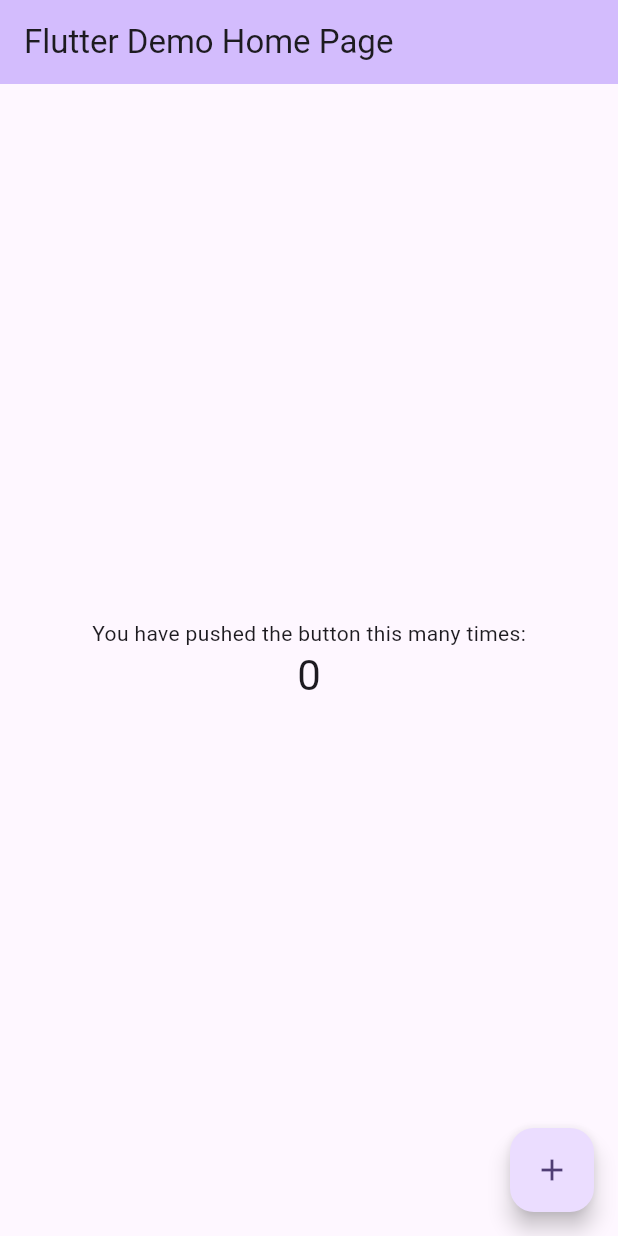
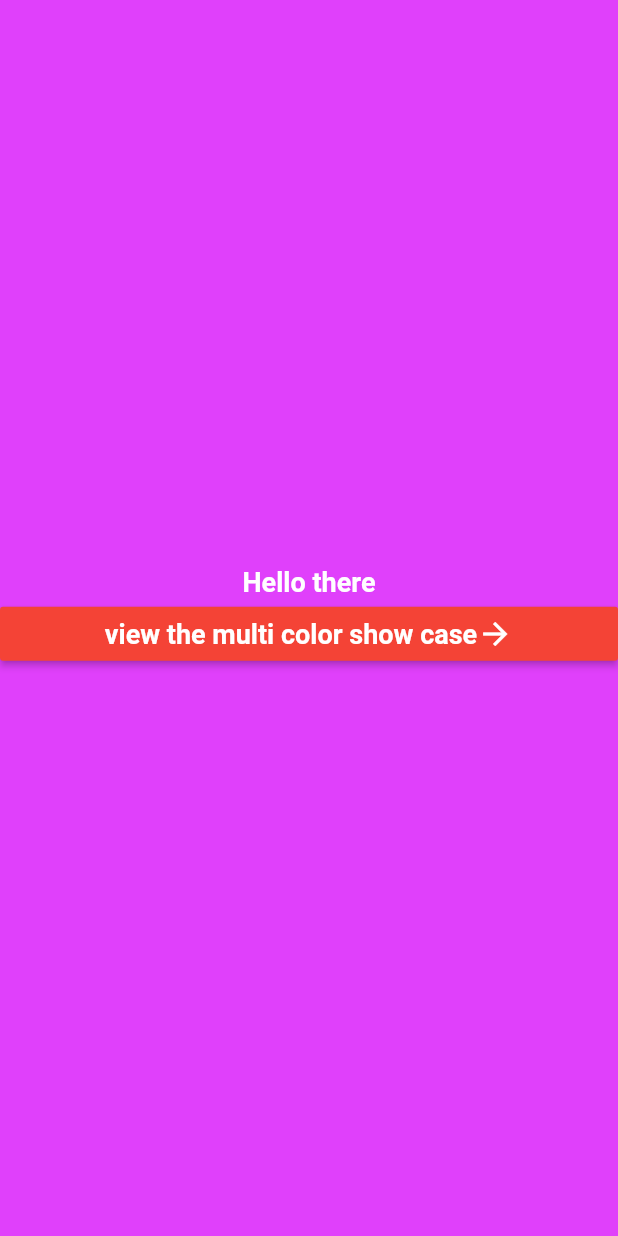
Before and after one commit to iamthejahid/random_color_generator, a Flutter app: the screen it shows after launch, on a phone screen of 412 x 824 dp. Run offline on Flutter 3.47's test engine with Material 2 defaults, Android fonts, the phone set to English and light mode, and no system bars; our stand-ins replace hooks_riverpod.

Commit message:
fix : this fix #1

```diff
--- /dev/null
+++ b/lib/application/app.dart
@@ -0,0 +1,15 @@
+import 'package:flutter/material.dart';
+import 'package:random_color_generator/presentation/color_page/color_show_case_page.dart';
+
+/// The root widget of the application.
+class App extends StatelessWidget {
+  /// Creates a new instance of the [App] widget.
+  const App();
+
+  @override
+  Widget build(BuildContext context) {
+    return MaterialApp(
+      home: ColorShowCasePage(),
+    );
+  }
+}
--- a/lib/main.dart
+++ b/lib/main.dart
@@ -1,125 +1,7 @@
 import 'package:flutter/material.dart';
+import 'package:hooks_riverpod/hooks_riverpod.dart';
+import 'package:random_color_generator/application/app.dart';
 
 void main() {
-  runApp(const MyApp());
+  runApp(const ProviderScope(child: App()));
 }
-
-class MyApp extends StatelessWidget {
-  const MyApp({super.key});
-
-  // This widget is the root of your application.
-  @override
-  Widget build(BuildContext context) {
-    return MaterialApp(
-      title: 'Flutter Demo',
-      theme: ThemeData(
-        // This is the theme of your application.
-        //
-        // TRY THIS: Try running your application with "flutter run". You'll see
-        // the application has a blue toolbar. Then, without quitting the app,
-        // try changing the seedColor in the colorScheme below to Colors.green
-        // and then invoke "hot reload" (save your changes or press the "hot
-        // reload" button in a Flutter-supported IDE, or press "r" if you used
-        // the command line to start the app).
-        //
-        // Notice that the counter didn't reset back to zero; the application
-        // state is not lost during the reload. To reset the state, use hot
-        // restart instead.
-        //
-        // This works for code too, not just values: Most code changes can be
-        // tested with just a hot reload.
-        colorScheme: ColorScheme.fromSeed(seedColor: Colors.deepPurple),
-        useMaterial3: true,
-      ),
-      home: const MyHomePage(title: 'Flutter Demo Home Page'),
-    );
-  }
-}
-
-class MyHomePage extends StatefulWidget {
-  const MyHomePage({super.key, required this.title});
-
-  // This widget is the home page of your application. It is stateful, meaning
-  // that it has a State object (defined below) that contains fields that affect
-  // how it looks.
-
-  // This class is the configuration for the state. It holds the values (in this
-  // case the title) provided by the parent (in this case the App widget) and
-  // used by the build method of the State. Fields in a Widget subclass are
-  // always marked "final".
-
-  final String title;
-
-  @override
-  State<MyHomePage> createState() => _MyHomePageState();
-}
-
-class _MyHomePageState extends State<MyHomePage> {
-  int _counter = 0;
-
-  void _incrementCounter() {
-    setState(() {
-      // This call to setState tells the Flutter framework that something has
-      // changed in this State, which causes it to rerun the build method below
-      // so that the display can reflect the updated values. If we changed
-      // _counter without calling setState(), then the build method would not be
-      // called again, and so nothing would appear to happen.
-      _counter++;
-    });
-  }
-
-  @override
-  Widget build(BuildContext context) {
-    // This method is rerun every time setState is called, for instance as done
-    // by the _incrementCounter method above.
-    //
-    // The Flutter framework has been optimized to make rerunning build methods
-    // fast, so that you can just rebuild anything that needs updating rather
-    // than having to individually change instances of widgets.
-    return Scaffold(
-      appBar: AppBar(
-        // TRY THIS: Try changing the color here to a specific color (to
-        // Colors.amber, perhaps?) and trigger a hot reload to see the AppBar
-        // change color while the other colors stay the same.
-        backgroundColor: Theme.of(context).colorScheme.inversePrimary,
-        // Here we take the value from the MyHomePage object that was created by
-        // the App.build method, and use it to set our appbar title.
-        title: Text(widget.title),
-      ),
-      body: Center(
-        // Center is a layout widget. It takes a single child and positions it
-        // in the middle of the parent.
-        child: Column(
-          // Column is also a layout widget. It takes a list of children and
-          // arranges them vertically. By default, it sizes itself to fit its
-          // children horizontally, and tries to be as tall as its parent.
-          //
-          // Column has various properties to control how it sizes itself and
-          // how it positions its children. Here we use mainAxisAlignment to
-          // center the children vertically; the main axis here is the vertical
-          // axis because Columns are vertical (the cross axis would be
-          // horizontal).
-          //
-          // TRY THIS: Invoke "debug painting" (choose the "Toggle Debug Paint"
-          // action in the IDE, or press "p" in the console), to see the
-          // wireframe for each widget.
-          mainAxisAlignment: MainAxisAlignment.center,
-          children: <Widget>[
-            const Text(
-              'You have pushed the button this many times:',
-            ),
-            Text(
-              '$_counter',
-              style: Theme.of(context).textTheme.headlineMedium,
-            ),
-          ],
-        ),
-      ),
-      floatingActionButton: FloatingActionButton(
-        onPressed: _incrementCounter,
-        tooltip: 'Increment',
-        child: const Icon(Icons.add),
-      ), // This trailing comma makes auto-formatting nicer for build methods.
-    );
-  }
-}
--- /dev/null
+++ b/lib/presentation/color_page/color_show_case_page.dart
@@ -0,0 +1,67 @@
+import 'package:flutter/material.dart';
+import 'package:random_color_generator/presentation/color_page/multi_color_show_case_page.dart';
+// import 'package:hooks_riverpod/hooks_riverpod.dart';
+
+/// The Single Color Showing Page.
+class ColorShowCasePage extends StatelessWidget {
+  @override
+  Widget build(BuildContext context) {
+    final Size screenSize = MediaQuery.of(context).size;
+
+    return Scaffold(
+      backgroundColor: Colors.purpleAccent,
+      body: Stack(
+        children: [
+          SizedBox(
+            width: double.infinity,
+            height: double.infinity,
+            child: SizedBox(
+              height: screenSize.height,
+              width: screenSize.width,
+              child: Center(
+                child: Column(
+                  mainAxisAlignment: MainAxisAlignment.center,
+                  children: [
+                    const Text(
+                      "Hello there",
+                      style: TextStyle(
+                        fontSize: 18,
+                        fontWeight: FontWeight.bold,
+                        color: Colors.white,
+                      ),
+                    ),
+                    MaterialButton(
+                      color: Colors.red,
+                      child: const Row(
+                        mainAxisAlignment: MainAxisAlignment.center,
+                        children: [
+                          Text(
+                            "view the multi color show case",
+                            style: TextStyle(
+                              fontSize: 18,
+                              fontWeight: FontWeight.bold,
+                              color: Colors.white,
+                            ),
+                          ),
+                          Icon(
+                            Icons.arrow_forward,
+                            color: Colors.white,
+                          )
+                        ],
+                      ),
+                      onPressed: () => Navigator.of(context).push(
+                        MaterialPageRoute(
+                          builder: (context) => MultiColorShowCasePage(),
+                        ),
+                      ),
+                    )
+                  ],
+                ),
+              ),
+            ),
+          ),
+        ],
+      ),
+    );
+  }
+}
--- /dev/null
+++ b/lib/presentation/color_page/multi_color_show_case_page.dart
@@ -0,0 +1,32 @@
+import 'package:flutter/material.dart';
+// import 'package:hooks_riverpod/hooks_riverpod.dart';
+
+/// The Multi Color Showing Page.
+class MultiColorShowCasePage extends StatelessWidget {
+  @override
+  Widget build(BuildContext context) {
+    final Size screenSize = MediaQuery.of(context).size;
+
+    // Calculation for the number of rows and columns
+    final double height = (screenSize.height / 3) - 4;
+    final double width = (screenSize.width / 3) - 4;
+
+    return Scaffold(
+      body: SizedBox(
+        width: double.infinity,
+        height: double.infinity,
+        child: Wrap(
+          // Vertical spacing between lines
+          children: List.generate(9, (index) {
+            return Container(
+              margin: const EdgeInsets.all(2),
+              width: width,
+              height: height,
+              color: Colors.blue, // Replace with desired box color
+            );
+          }),
+        ),
+      ),
+    );
+  }
+}
```
Also changed, not shown: pubspec.yaml (+8 -7 lines), pubspec.lock, 1 other file.
